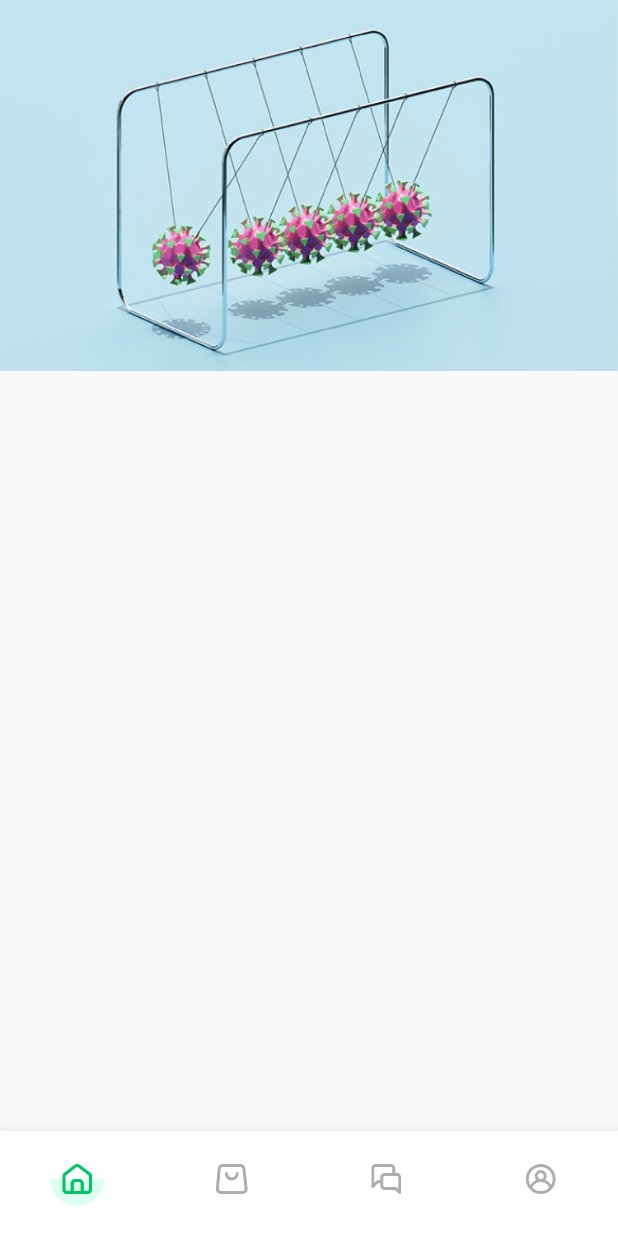
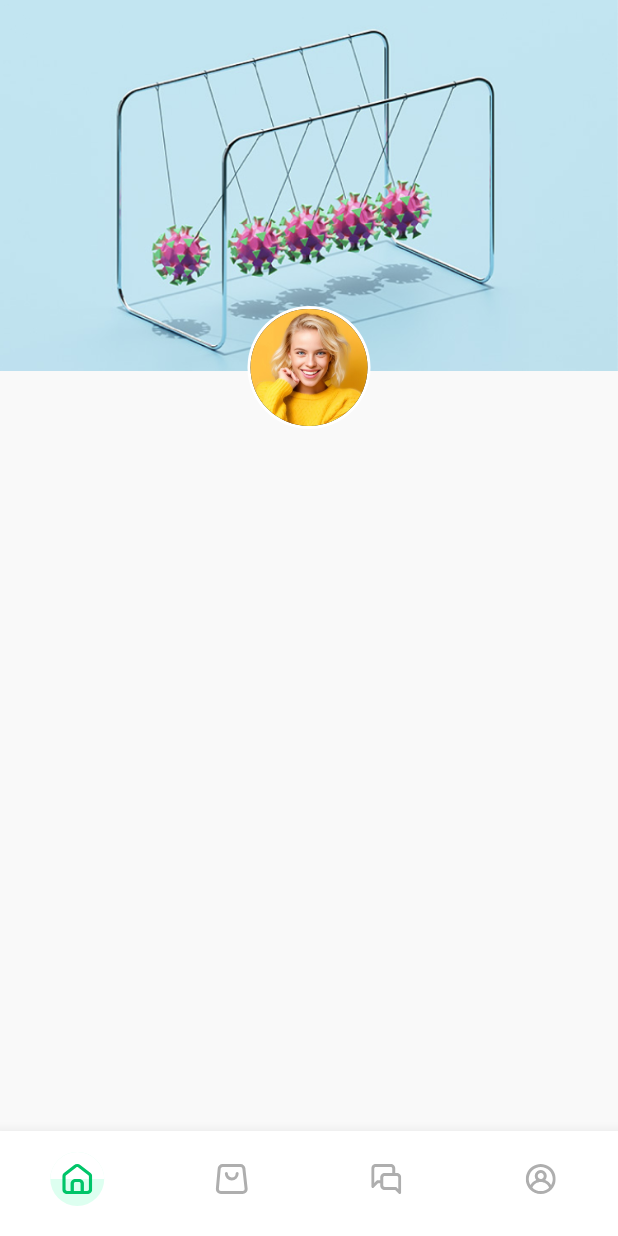
Before and after one commit to thoghoaq/CapstoneFA23, a Flutter app: the ProfilePage screen opened by its route, on a phone screen of 412 x 824 dp. Run offline on Flutter 3.47's test engine with Material 2 defaults, Android fonts, the phone set to English and light mode, and no system bars; our stand-ins replace flutter_svg, go_router, pinput, responsive_framework; Roboto replaces fonts that are missing (SFUIText); project files that could hold a hidden picture were left out.

Commit message:
create avatar and background

```diff
--- a/capstone_fa23_customer/lib/pages/profile_page.dart
+++ b/capstone_fa23_customer/lib/pages/profile_page.dart
@@ -1,3 +1,4 @@
+import 'package:design_kit/material.dart';
 import 'package:flutter/material.dart';
 
 class ProfilePage extends StatelessWidget {
@@ -6,7 +7,10 @@ class ProfilePage extends StatelessWidget {
   @override
   Widget build(BuildContext context) {
     return Scaffold(
-      body: Column(children: [
+      body: SizedBox(
+        height: 286,
+        child: Stack(
+          children: [
             Container(
               height: 247,
               decoration: const BoxDecoration(
@@ -15,8 +19,26 @@ class ProfilePage extends StatelessWidget {
                   fit: BoxFit.cover,
                 ),
               ),
-        )
-      ]),
+            ),
+            Align(
+              alignment: Alignment.bottomCenter,
+              child: Container(
+                decoration: BoxDecoration(
+                  color: Theme.of(context).colorScheme.background,
+                  shape: BoxShape.circle,
+                ),
+                child: Padding(
+                  padding: const EdgeInsets.all(2),
+                  child: DAvatarCircle(
+                    image: Image.asset('assets/images/contexts/avatar_1.jpg'),
+                    radius: 78,
+                  ),
+                ),
+              ),
+            ),
+          ],
+        ),
+      ),
     );
   }
 }
--- a/design_kit/lib/src/material/avatar_circle.dart
+++ b/design_kit/lib/src/material/avatar_circle.dart
@@ -19,7 +19,12 @@ class DAvatarCircle extends StatelessWidget {
         shape: BoxShape.circle,
         color: Theme.of(context).colorScheme.secondary,
       ),
-      child: image,
+      child: ClipOval(
+        child: FittedBox(
+          fit: BoxFit.cover,
+          child: image,
+        ),
+      ),
     );
   }
 }
```
Also changed, not shown: capstone_fa23_customer/assets/images/contexts/avatar_1.jpg (added). Lines whose indentation alone changed are shown as unchanged.
